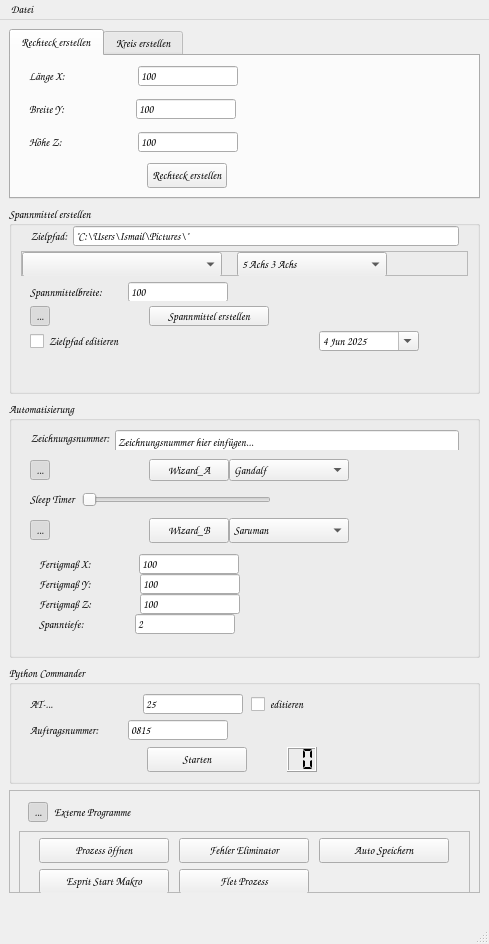
dampfwolke/blankmaker, file UI/frm_main_window.ui: the form before one commit.
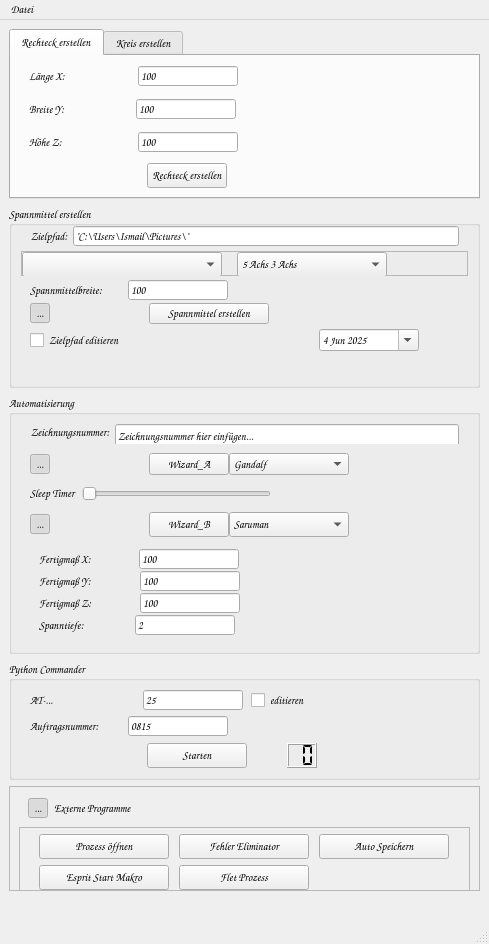
The form after the commit.

Commit message: UI geändert

```diff
--- a/UI/frm_main_window.ui
+++ b/UI/frm_main_window.ui
@@ -1319,10 +1319,10 @@
            <number>0</number>
           </property>
           <property name="topMargin">
-           <number>6</number>
+           <number>4</number>
           </property>
           <property name="bottomMargin">
-           <number>5</number>
+           <number>3</number>
           </property>
           <item>
            <widget class="QLabel" name="lb_spannmittel_wert">
@@ -1442,10 +1442,10 @@
            <number>0</number>
           </property>
           <property name="topMargin">
-           <number>5</number>
+           <number>2</number>
           </property>
           <property name="bottomMargin">
-           <number>5</number>
+           <number>2</number>
           </property>
           <item>
            <widget class="QToolButton" name="tb_spannmittel_aufklappen">
@@ -1574,7 +1574,7 @@
            <number>0</number>
           </property>
           <property name="topMargin">
-           <number>5</number>
+           <number>3</number>
           </property>
           <property name="bottomMargin">
            <number>0</number>
@@ -2304,10 +2304,10 @@
               <number>0</number>
              </property>
              <property name="topMargin">
-              <number>0</number>
+              <number>1</number>
              </property>
              <property name="bottomMargin">
-              <number>0</number>
+              <number>1</number>
              </property>
              <item>
               <widget class="QLabel" name="lb_x_fertig">
@@ -2427,10 +2427,10 @@
               <number>0</number>
              </property>
              <property name="topMargin">
-              <number>0</number>
+              <number>1</number>
              </property>
              <property name="bottomMargin">
-              <number>0</number>
+              <number>1</number>
              </property>
              <item>
               <widget class="QLabel" name="lb_y_fertig">
@@ -2550,10 +2550,10 @@
               <number>0</number>
              </property>
              <property name="topMargin">
-              <number>0</number>
+              <number>1</number>
              </property>
              <property name="bottomMargin">
-              <number>0</number>
+              <number>1</number>
              </property>
              <item>
               <widget class="QLabel" name="lb_z_fertig">
@@ -2673,10 +2673,10 @@
               <number>0</number>
              </property>
              <property name="topMargin">
-              <number>0</number>
+              <number>1</number>
              </property>
              <property name="bottomMargin">
-              <number>0</number>
+              <number>1</number>
              </property>
              <item>
               <widget class="QLabel" name="lb_spanntiefe_b">
```
Left out of the diff: 2 changed lines with no effect on the pictures. The commit also changes 2 other files.
